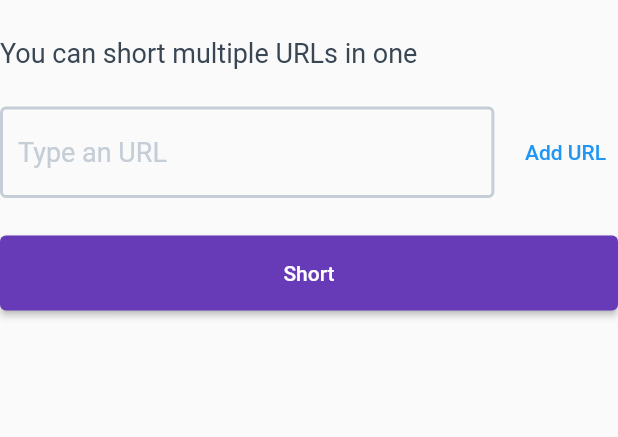
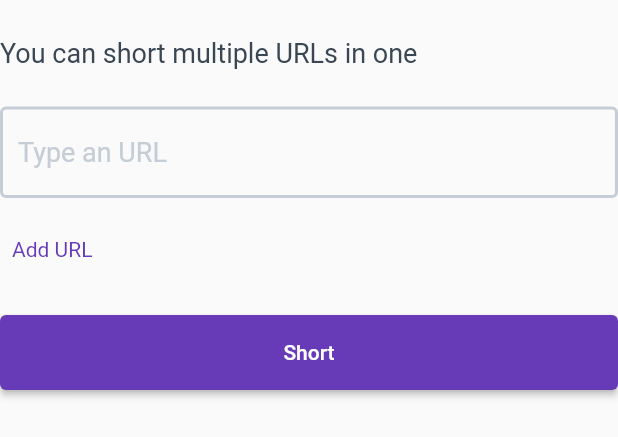
Before and after one commit to WebEngineeringGroupI/frontend, a Flutter app: the MultipleUrl widget shown alone on an empty page, opened directly with empty values, after a tap on "Short", after a tap on "Short another URL", on a phone screen of 412 x 824 dp. Shown: the top 437 px of the screen. Run offline on Flutter 3.47's test engine with Material 2 defaults, Android fonts, the phone set to English and light mode, and no system bars; our stand-ins replace dio, file_picker; missing offline and left inert: dart:html, genproto_dart, grpc.

Commit message:
multipleUrl interface enhanced

```diff
--- a/lib/config/themes.dart
+++ b/lib/config/themes.dart
@@ -32,6 +32,15 @@ class Themes {
           backgroundColor:MaterialStateProperty.all(Colors.deepPurple),
         )
       ),
+      textButtonTheme: TextButtonThemeData(
+        style: ButtonStyle(
+          foregroundColor: MaterialStateProperty.all(Colors.deepPurple),
+          textStyle: MaterialStateProperty.all(const TextStyle(
+            decorationColor: Colors.deepPurple,
+          )),
+        )
+
+      ),
       /// TabBar widget
       tabBarTheme: const TabBarTheme(
           labelColor: Colors.deepPurple,
--- a/lib/screens/home.dart
+++ b/lib/screens/home.dart
@@ -70,7 +70,7 @@ class _HomeState extends State<Home> {
         const Flexible(child:  SizedBox(height: 25)),
         Flexible(child: shortenerTabBar()),
         SizedBox(
-              height: 500,
+              height: 600,
               child: Padding(
                   padding: const EdgeInsets.symmetric(horizontal: 5),
                   child: shortenerTabBarView(restAPIClient: restAPIClient))
--- a/lib/screens/multiple_url.dart
+++ b/lib/screens/multiple_url.dart
@@ -44,7 +44,7 @@ class _MultipleUrlState extends State<MultipleUrl> {
 
     var urlList = Flexible(
       flex: 2,
-    child:Container(
+    child:SizedBox(
       height: 80.0 * longURLList.length,
       child: ListView.builder(
         itemCount: longURLList.length,
@@ -76,7 +76,7 @@ class _MultipleUrlState extends State<MultipleUrl> {
 
     var addURLButtoon =  Flexible(
       flex: 1,
-      child: TextButton(onPressed: handleAddLongURL, child: Text("Add URL"),),
+      child: TextButton(onPressed: handleAddLongURL, child: const Text("Add URL"),),
     );
 
     var shortButton = Flexible(
@@ -94,17 +94,18 @@ class _MultipleUrlState extends State<MultipleUrl> {
       children: [
         const Flexible(child: SizedBox(height: 25)),
         textInfo,
-        urlList,
         const Flexible(child: SizedBox(height: 25)),
+        textField,
+        const Flexible(child: SizedBox(height: 10)),
         Row(
-            mainAxisAlignment: MainAxisAlignment.spaceBetween,
+            mainAxisAlignment: MainAxisAlignment.start,
             children: [
-              textField,
               addURLButtoon,
             ],
         ),
-
-        const Flexible(child: SizedBox(height: 25)),
+        const Flexible(child: SizedBox(height: 10)),
+        urlList,
+        const Flexible(child: SizedBox(height: 10)),
         shortButton,
       ],
     );
@@ -142,7 +143,7 @@ class _MultipleUrlState extends State<MultipleUrl> {
 
     var longURLs = Flexible(
       flex: 3,
-      child: Container(
+      child: SizedBox(
         height: 80.0 * longURLList.length,
         child: ListView.builder(
           itemCount: longURLList.length,
@@ -162,17 +163,20 @@ class _MultipleUrlState extends State<MultipleUrl> {
           height: 50,
           child: ElevatedButton(
             onPressed: handleGoBack,
-            child: Text(Constants.GO_BACK_BUTTON),
+            child: const Text(Constants.GO_BACK_BUTTON),
           ),
         )
       ],
     );
 
+    var decoration = BoxDecoration(
+        border: Border.all(
+          color: const Color.fromRGBO(197, 205, 215, 1.0),
+        )
+    );
+
     var box = Container(
-      decoration: BoxDecoration(
-          border: Border.all(
-            color: const Color.fromRGBO(197, 205, 215, 1.0),
-          )),
+      decoration: decoration,
       padding: const EdgeInsets.all(10.0),
       child: Column(
         mainAxisAlignment: MainAxisAlignment.spaceBetween,
@@ -198,25 +202,34 @@ class _MultipleUrlState extends State<MultipleUrl> {
   }
 
   Widget clipboardBox() {
+    var shortURL =  Flexible(
+        flex: 4,
+        child: Text(
+          this.shortURL,
+          maxLines: 1,
+          overflow: TextOverflow.ellipsis,
+        )
+    );
+
+    var icon = Flexible(
+        child: IconButton(
+            onPressed: handleCopyShortURL, icon: const Icon(Icons.copy))
+    );
+
+    var decoration = BoxDecoration(
+        border: Border.all(
+          color: const Color.fromRGBO(197, 205, 215, 1.0),
+        )
+    );
+
     return Container(
-      decoration: BoxDecoration(
-          border: Border.all(
-            color: const Color.fromRGBO(197, 205, 215, 1.0),
-          )),
-      padding: EdgeInsets.symmetric(horizontal: 5.0),
+      decoration: decoration,
+      padding: const EdgeInsets.symmetric(horizontal: 5.0),
       child: Row(
         mainAxisAlignment: MainAxisAlignment.spaceBetween,
         children: [
-          Flexible(
-              flex: 4,
-              child: Text(
-                shortURL,
-                maxLines: 1,
-                overflow: TextOverflow.ellipsis,
-              )),
-          Flexible(
-              child: IconButton(
-                  onPressed: handleCopyShortURL, icon: const Icon(Icons.copy)))
+          shortURL,
+          icon,
         ],
       ),
     );
@@ -228,6 +241,7 @@ class _MultipleUrlState extends State<MultipleUrl> {
         longURLList.add(longURLController.text);
       }
       longURLController.text = "";
+      //Scroll to last element added
       scrollController.animateTo(
         scrollController.position.maxScrollExtent + 80,
         curve: Curves.easeOut,
@@ -245,9 +259,9 @@ class _MultipleUrlState extends State<MultipleUrl> {
   }
   void handleGoBack() {
     setState(() {
-      displayResult = false;
       longURLController.text = "";
       longURLList.clear();
+      displayResult = false;
     });
   }
 
```
